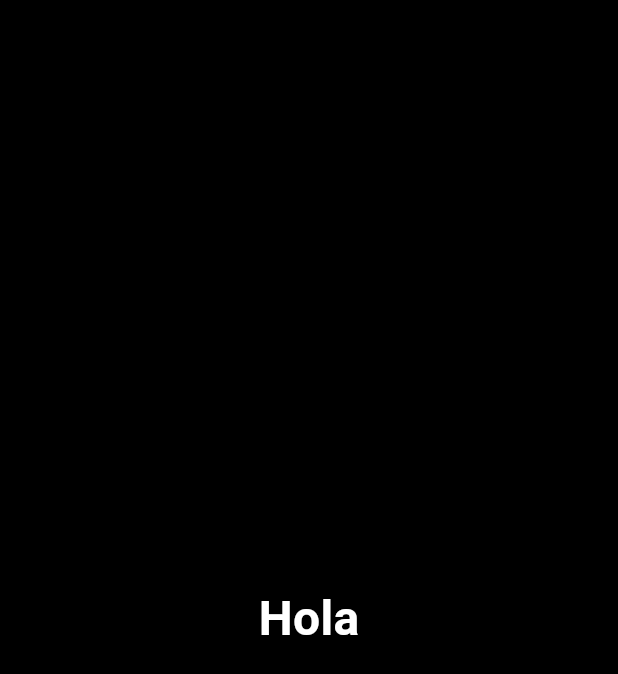
After one commit to lh1862570-stack/flutternewapp, a Flutter app: the HomePage screen opened by its route, on a phone screen of 412 x 824 dp. The commit adds this screen. Shown: the top 674 px of the screen. Run offline on Flutter 3.47's test engine with Material 3 defaults, Android fonts, the phone set to English and light mode, and no system bars; our stand-ins replace go_router, lottie.

Commit message:
agregue la pag home

```diff
--- a/lib/config/app_router.dart
+++ b/lib/config/app_router.dart
@@ -2,12 +2,14 @@
 import 'package:flutter/material.dart';
 import 'package:go_router/go_router.dart';
 import 'package:tecoapp2025/login/registrate.dart';
+import 'package:tecoapp2025/screens/home.dart';
 import '../login/start.dart';
 import '../login/login_page.dart';
 
 class AppRouter {
   static const String start = '/';
   static const String login = '/login';
+  static const String home = '/home';
 
   static final GoRouter router = GoRouter(
     routes: [
@@ -23,6 +25,13 @@ class AppRouter {
         name: 'login',
         builder: (BuildContext context, GoRouterState state) {
           return const LoginPage();
+        },
+      ),
+      GoRoute(
+        path: home,
+        name: 'home',
+        builder: (BuildContext context, GoRouterState state) {
+          return const HomePage();
         },
       ),
           GoRoute(
@@ -49,5 +58,6 @@ class AppRouter {
 extension AppRouterExtension on BuildContext {
   void goToStart() => go(AppRouter.start);
   void goToLogin() => go(AppRouter.login);
+  void goToHome() => go(AppRouter.home);
   void pushToLogin() => push(AppRouter.login);
 }
--- /dev/null
+++ b/lib/screens/home.dart
@@ -0,0 +1,22 @@
+import 'package:flutter/material.dart';
+
+class HomePage extends StatelessWidget {
+  const HomePage({super.key});
+
+  @override
+  Widget build(BuildContext context) {
+    return const Scaffold(
+      backgroundColor: Colors.black,
+      body: Center(
+        child: Text(
+          'Hola',
+          style: TextStyle(
+            color: Colors.white,
+            fontSize: 32,
+            fontWeight: FontWeight.bold,
+          ),
+        ),
+      ),
+    );
+  }
+}
--- a/pubspec.yaml
+++ b/pubspec.yaml
@@ -32,6 +32,7 @@ dependencies:
     sdk: flutter
   lottie: ^3.3.1
   go_router: ^14.7.2
+  curved_navigation_bar: ^1.0.6
 
   # The following adds the Cupertino Icons font to your application.
   # Use with the CupertinoIcons class for iOS style icons.
@@ -40,6 +41,7 @@ dependencies:
 dev_dependencies:
   flutter_test:
     sdk: flutter
+
 
   # The "flutter_lints" package below contains a set of recommended lints to
   # encourage good coding practices. The lint set provided by the package is
```
Also changed, not shown: lib/login/login_page.dart (+5 -11 lines), lib/login/registrate.dart (+1 -6 lines), lib/screens/constellations.dart (added, +22 -0 lines), lib/screens/search.dart (added, +22 -0 lines), lib/screens/settings.dart (added, +22 -0 lines), pubspec.lock.
